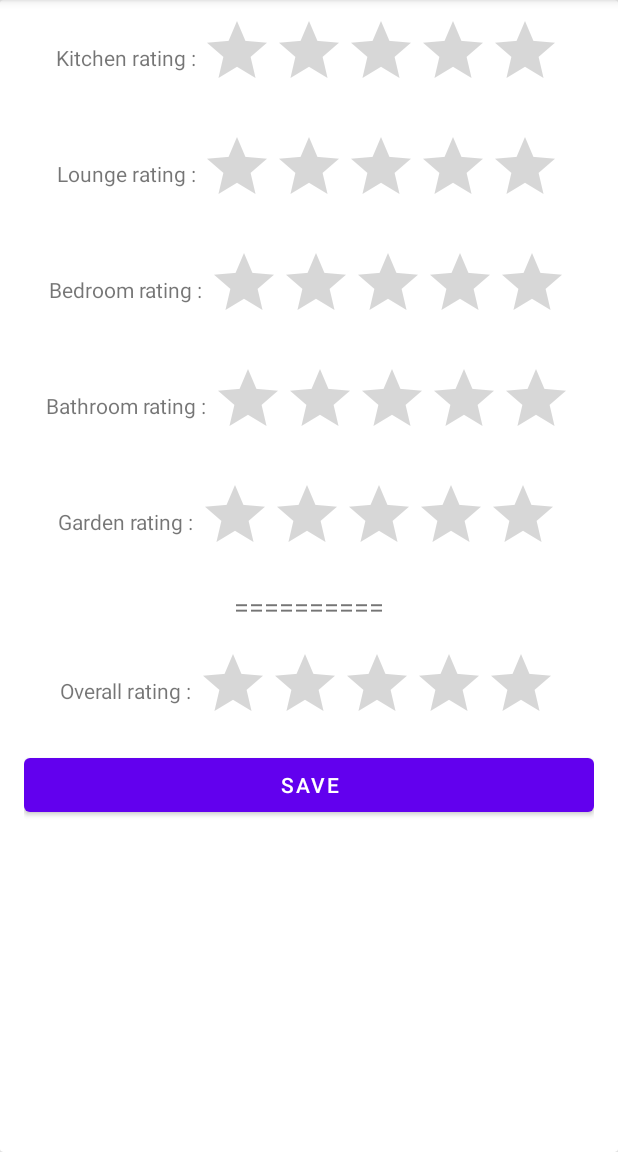
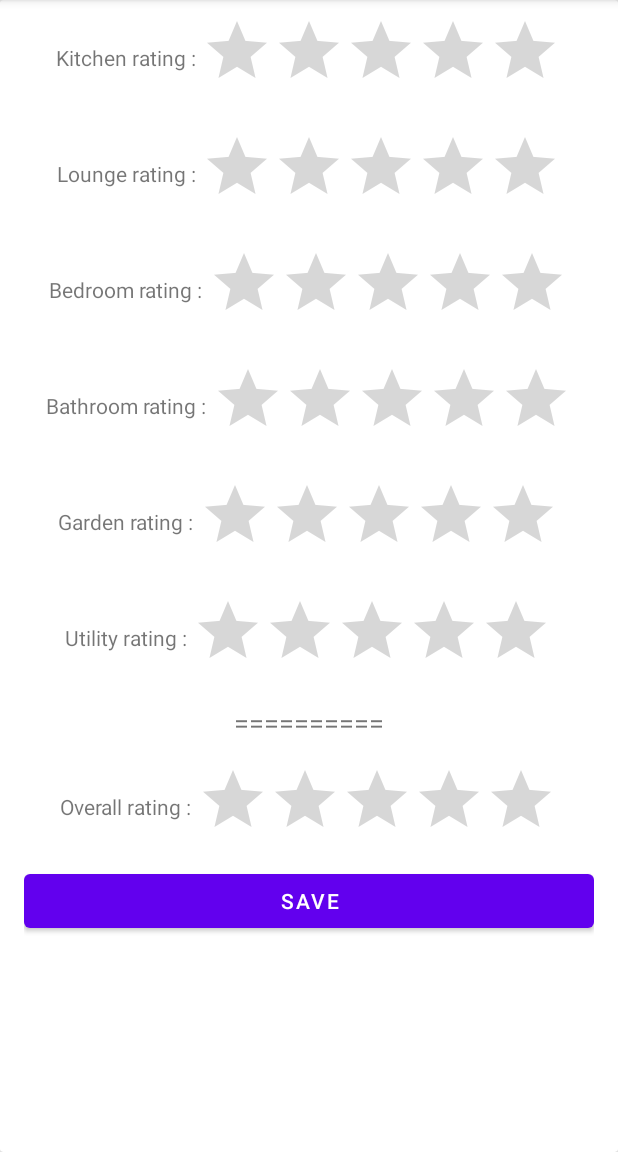
Before and after one commit to host-me-app/host-me, an Android app: the fragment NoteAppartment shown on its own in the app's theme, on a phone screen of 412 x 824 dp, the part 84-1236 px from its top. Run offline under Robolectric (Android 15) with nearby library versions, the phone set to English and light mode, and no system bars; our stand-ins replace Firebase (no records; nobody signed in at launch, a user with empty details on screens opened directly); Roboto replaces fonts that are not available here.

Commit message:
grading working with DB

```diff
--- a/app/src/main/java/ch/epfl/sweng/hostme/ui/search/NoteAppartment.java
+++ b/app/src/main/java/ch/epfl/sweng/hostme/ui/search/NoteAppartment.java
@@ -1,30 +1,43 @@
 package ch.epfl.sweng.hostme.ui.search;
 
-import static ch.epfl.sweng.hostme.utils.Constants.ADDR;
-import static ch.epfl.sweng.hostme.utils.Constants.AREA;
-import static ch.epfl.sweng.hostme.utils.Constants.CITY;
-import static ch.epfl.sweng.hostme.utils.Constants.LEASE;
-import static ch.epfl.sweng.hostme.utils.Constants.NPA;
-import static ch.epfl.sweng.hostme.utils.Constants.PROPRIETOR;
-import static ch.epfl.sweng.hostme.utils.Constants.RENT;
-import static ch.epfl.sweng.hostme.utils.Constants.UID;
+import static ch.epfl.sweng.hostme.utils.Constants.APART_ID;
 
-import android.graphics.Bitmap;
 import android.os.Bundle;
 import android.view.LayoutInflater;
 import android.view.View;
 import android.view.ViewGroup;
 import android.widget.Button;
-import android.widget.ImageView;
+import android.widget.RatingBar;
+import android.widget.Toast;
 
 import androidx.annotation.NonNull;
 import androidx.fragment.app.Fragment;
 
+import com.google.firebase.firestore.DocumentReference;
+
+import java.util.ArrayList;
+import java.util.Arrays;
+import java.util.Collections;
+import java.util.HashMap;
+import java.util.Map;
+
 import ch.epfl.sweng.hostme.R;
+import ch.epfl.sweng.hostme.database.Auth;
+import ch.epfl.sweng.hostme.database.Database;
 
 public class NoteAppartment extends Fragment {
 
     private View root;
+    private RatingBar[] ratingBars;
+    private RatingBar kitchenRatingBar;
+    private RatingBar loungeRatingBar;
+    private RatingBar bedRoomRatingBar;
+    private RatingBar bathRoomRatingBar;
+    private RatingBar gardenRatingBar;
+    private RatingBar utilityRatingBar;
+    private RatingBar overallRatingBar;
+    private String apartID;
+    private DocumentReference reference = Database.getCollection("rating").document(Auth.getUid());
 
     public NoteAppartment() {
     }
@@ -32,6 +45,52 @@ public class NoteAppartment extends Fragment {
     public View onCreateView(@NonNull LayoutInflater inflater,
                              ViewGroup container, Bundle savedInstanceState) {
         root = inflater.inflate(R.layout.note_appartment, container, false);
+
+        RatingBar kitchenRatingBar = root.findViewById(R.id.kitchenRatingBar);
+        RatingBar loungeRatingBar = root.findViewById(R.id.loungeRatingBar);
+        RatingBar bedRoomRatingBar = root.findViewById(R.id.bedRoomRatingBar);
+        RatingBar bathRoomRatingBar = root.findViewById(R.id.bathRoomRatingBar);
+        RatingBar gardenRatingBar = root.findViewById(R.id.gardenRatingBar);
+        RatingBar utilityRatingBar = root.findViewById(R.id.utilityRatingBar);
+        RatingBar overallRatingBar = root.findViewById(R.id.overallRatingBar);
+        ratingBars = new RatingBar[] {kitchenRatingBar, loungeRatingBar, bedRoomRatingBar, bathRoomRatingBar, gardenRatingBar, utilityRatingBar, overallRatingBar};
+        Button saveRatingButton = root.findViewById(R.id.saveRating);
+        saveRatingButton.setOnClickListener(this::saveRatingInfo);
+
+        Bundle bundle = this.getArguments();
+        if (bundle != null) {
+            apartID = bundle.getString(APART_ID);
+        }
+
+        reference.get().addOnSuccessListener(documentSnapshot -> {
+            if (documentSnapshot.exists()) {
+                ArrayList<Double> grades = (ArrayList<Double>) documentSnapshot.get(apartID);
+                if (grades != null) {
+                    for(int i=0; i < ratingBars.length; ++i) {
+                        ratingBars[i].setRating(grades.get(i).floatValue());
+                    }
+                }
+            }
+        });
+
         return root;
     }
+
+    private void saveRatingInfo(View view) {
+        ArrayList<Float> grades = new ArrayList<>();
+        for (RatingBar ratingBar : ratingBars) {
+            grades.add(ratingBar.getRating());
+        }
+
+        reference.get().addOnSuccessListener(documentSnapshot -> {
+            if (documentSnapshot.exists()) {
+                reference.update(apartID, grades);
+            } else {
+                Map<String, Object> data = new HashMap<>();
+                data.put(apartID, grades);
+                reference.set(data);
+            }
+            Toast.makeText(view.getContext(), "Grades saved!", Toast.LENGTH_SHORT).show();
+        });
+    }
 }
--- a/app/src/main/res/layout/note_appartment.xml
+++ b/app/src/main/res/layout/note_appartment.xml
@@ -73,7 +73,7 @@
                 android:textSize="14sp" />
 
             <RatingBar
-                android:id="@+id/bedRoomsRatingBar"
+                android:id="@+id/bedRoomRatingBar"
                 android:layout_width="match_parent"
                 android:layout_height="wrap_content" />
 
@@ -127,6 +127,28 @@
             android:layout_width="wrap_content"
             android:layout_height="wrap_content"
             android:layout_gravity="center"
+            android:layout_marginVertical="10dp"
+            android:orientation="horizontal">
+
+            <TextView
+                android:id="@+id/utilityRating"
+                android:layout_width="wrap_content"
+                android:layout_height="wrap_content"
+                android:text="Utility rating : "
+                android:layout_gravity="center_vertical"
+                android:textSize="14sp" />
+
+            <RatingBar
+                android:id="@+id/utilityRatingBar"
+                android:layout_width="match_parent"
+                android:layout_height="wrap_content" />
+
+        </LinearLayout>
+
+        <LinearLayout
+            android:layout_width="wrap_content"
+            android:layout_height="wrap_content"
+            android:layout_gravity="center"
             android:layout_marginVertical="5dp"
             android:orientation="horizontal">
 
```
